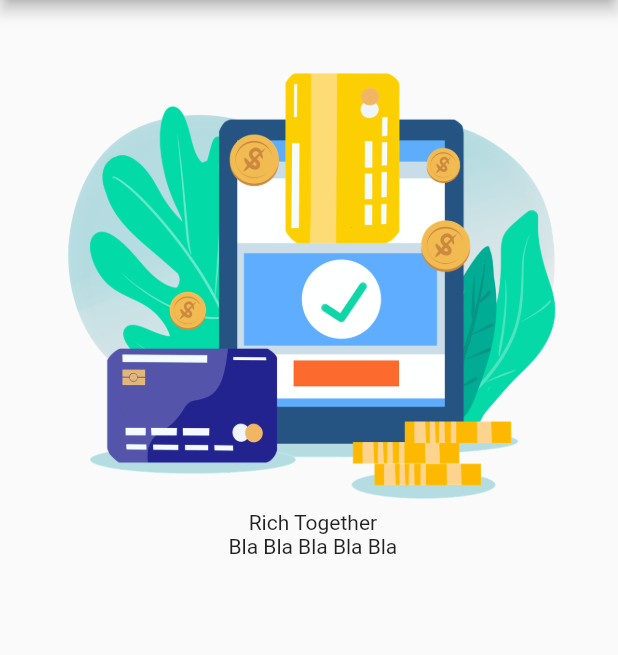
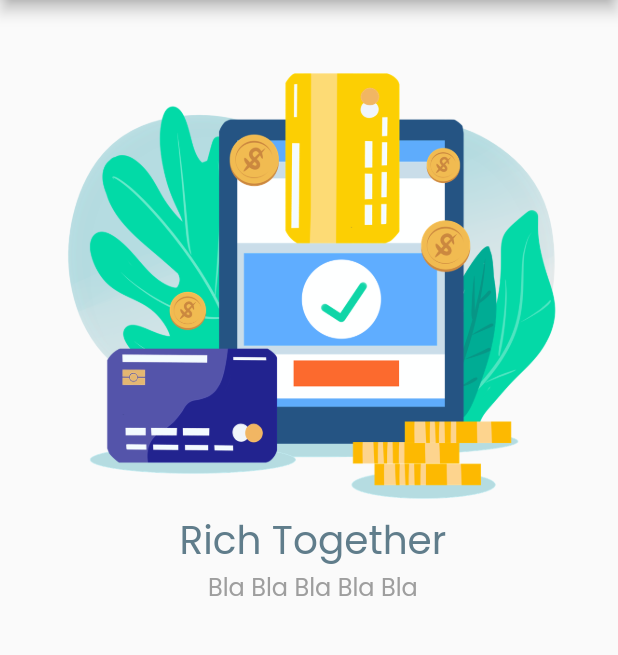
Before and after one commit to zaenalashter/cashy_app, a Flutter app: the screen it shows after launch, on a phone screen of 412 x 824 dp, the part 84-739 px from its top. Run offline on Flutter 3.47's test engine with Material 2 defaults, Android fonts, the phone set to English and light mode, and no system bars.

Commit message:
TextStyle Widget

```diff
--- /dev/null
+++ b/lib/font_style.dart
@@ -0,0 +1,12 @@
+import 'package:flutter/material.dart';
+
+TextStyle mainHeader = TextStyle(
+  fontSize: 26,
+  color: Colors.blueGrey,
+  fontFamily: 'Poppins',
+);
+TextStyle subHeader = TextStyle(
+  fontSize: 16,
+  color: Colors.grey,
+  fontFamily: 'Poppins',
+);
--- a/lib/main.dart
+++ b/lib/main.dart
@@ -1,4 +1,6 @@
 import 'package:flutter/material.dart';
+
+import 'font_style.dart';
 
 void main() {
   runApp(const MyApp());
@@ -38,8 +40,11 @@ class MyApp extends StatelessWidget {
                   image: AssetImage('assets/images/payments.png'),
                   height: 300,
                 ),
-                Text("Rich Together"),
-                Text("Bla Bla Bla Bla Bla"),
+                Text("Rich Together", style: mainHeader),
+                Text(
+                  "Bla Bla Bla Bla Bla",
+                  style: subHeader,
+                ),
               ],
             ),
           ),
--- a/pubspec.yaml
+++ b/pubspec.yaml
@@ -75,8 +75,8 @@ flutter:
   fonts:
     - family: Poppins
       fonts:
-        - asset: fonts/Poppins-Light.ttf
-        - asset: fonts/Poppins-Regular.ttf
+        # - asset: fonts/Poppins-Light.ttf
+        # - asset: fonts/Poppins-Regular.ttf
         - asset: fonts/Poppins-SemiBold.ttf
   #   - family: Trajan Pro
   #     fonts:
```
